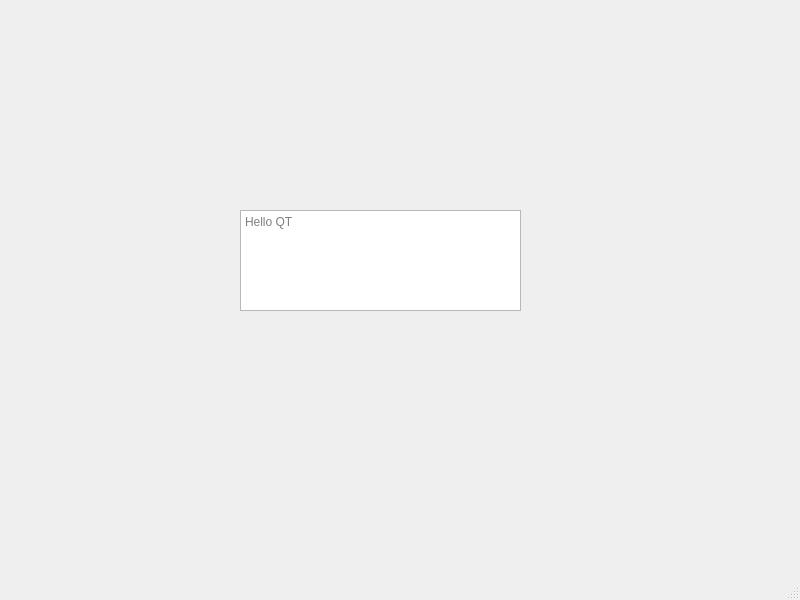
The window that SIMP/mainwindow.ui (iiSM4u/iiSM-SW_public) describes before a commit, drawn with Qt 5.
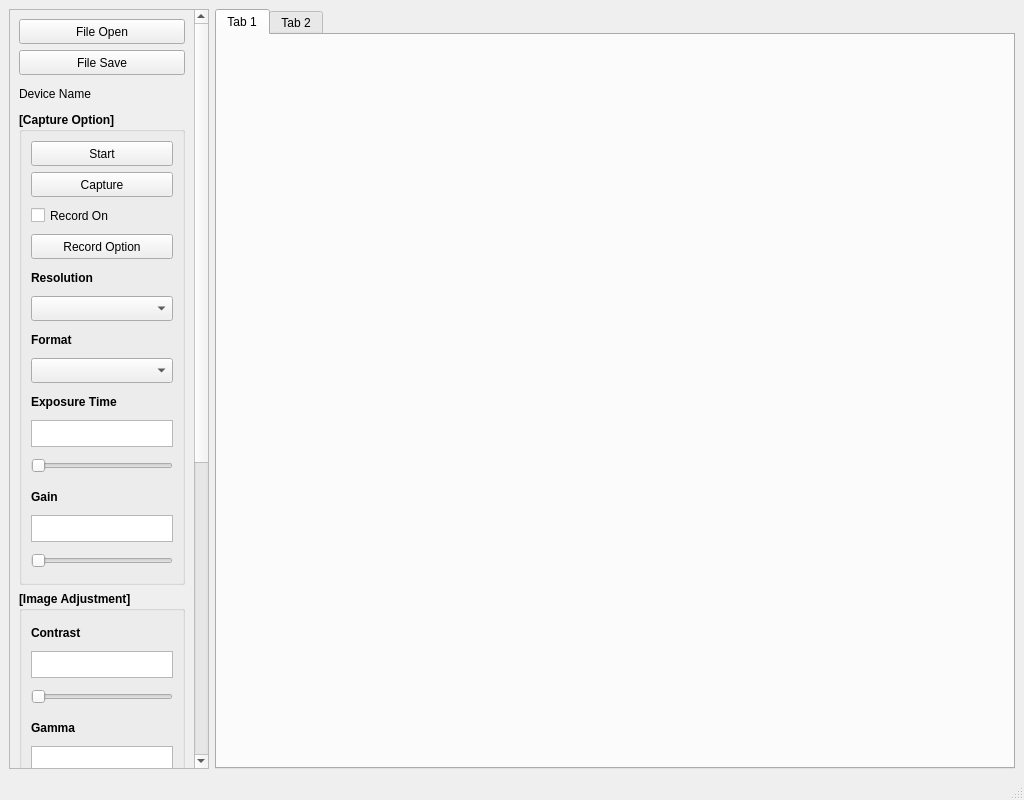
The same window after the commit.

Commit message: 기본 UI 구성

```diff
--- a/SIMP/mainwindow.ui
+++ b/SIMP/mainwindow.ui
@@ -6,27 +6,692 @@
    <rect>
     <x>0</x>
     <y>0</y>
-    <width>800</width>
-    <height>600</height>
+    <width>1024</width>
+    <height>800</height>
    </rect>
   </property>
+  <property name="sizePolicy">
+   <sizepolicy hsizetype="Expanding" vsizetype="Expanding">
+    <horstretch>0</horstretch>
+    <verstretch>0</verstretch>
+   </sizepolicy>
+  </property>
   <property name="windowTitle">
    <string>MainWindow</string>
   </property>
   <widget class="QWidget" name="centralwidget">
-   <widget class="QTextEdit" name="textEdit">
-    <property name="geometry">
-     <rect>
-      <x>240</x>
-      <y>210</y>
-      <width>281</width>
-      <height>101</height>
-     </rect>
-    </property>
-    <property name="placeholderText">
-     <string>Hello QT</string>
-    </property>
-   </widget>
+   <property name="sizePolicy">
+    <sizepolicy hsizetype="Expanding" vsizetype="Expanding">
+     <horstretch>0</horstretch>
+     <verstretch>0</verstretch>
+    </sizepolicy>
+   </property>
+   <layout class="QHBoxLayout" name="horizontalLayout">
+    <item>
+     <widget class="QScrollArea" name="scrollArea">
+      <property name="maximumSize">
+       <size>
+        <width>200</width>
+        <height>16777215</height>
+       </size>
+      </property>
+      <property name="widgetResizable">
+       <bool>true</bool>
+      </property>
+      <widget class="QWidget" name="scrollAreaWidgetContents">
+       <property name="geometry">
+        <rect>
+         <x>0</x>
+         <y>0</y>
+         <width>181</width>
+         <height>1246</height>
+        </rect>
+       </property>
+       <layout class="QVBoxLayout" name="verticalLayout_5">
+        <item>
+         <widget class="QPushButton" name="btnOpen">
+          <property name="minimumSize">
+           <size>
+            <width>0</width>
+            <height>25</height>
+           </size>
+          </property>
+          <property name="text">
+           <string>File Open</string>
+          </property>
+         </widget>
+        </item>
+        <item>
+         <widget class="QPushButton" name="btnSave">
+          <property name="minimumSize">
+           <size>
+            <width>0</width>
+            <height>25</height>
+           </size>
+          </property>
+          <property name="text">
+           <string>File Save</string>
+          </property>
+         </widget>
+        </item>
+        <item>
+         <widget class="QLabel" name="lbDeviceName">
+          <property name="minimumSize">
+           <size>
+            <width>0</width>
+            <height>25</height>
+           </size>
+          </property>
+          <property name="maximumSize">
+           <size>
+            <width>16777215</width>
+            <height>16777215</height>
+           </size>
+          </property>
+          <property name="text">
+           <string>Device Name</string>
+          </property>
+         </widget>
+        </item>
+        <item>
+         <widget class="QGroupBox" name="gbCaptureOption">
+          <property name="font">
+           <font>
+            <bold>true</bold>
+           </font>
+          </property>
+          <property name="title">
+           <string>[Capture Option]</string>
+          </property>
+          <layout class="QVBoxLayout" name="verticalLayout_2">
+           <item>
+            <widget class="QPushButton" name="btnPlay">
+             <property name="minimumSize">
+              <size>
+               <width>0</width>
+               <height>25</height>
+              </size>
+             </property>
+             <property name="font">
+              <font>
+               <bold>false</bold>
+              </font>
+             </property>
+             <property name="text">
+              <string>Start</string>
+             </property>
+            </widget>
+           </item>
+           <item>
+            <widget class="QPushButton" name="btnCapture">
+             <property name="minimumSize">
+              <size>
+               <width>0</width>
+               <height>25</height>
+              </size>
+             </property>
+             <property name="font">
+              <font>
+               <bold>false</bold>
+              </font>
+             </property>
+             <property name="text">
+              <string>Capture</string>
+             </property>
+            </widget>
+           </item>
+           <item>
+            <widget class="QCheckBox" name="chkRecord">
+             <property name="minimumSize">
+              <size>
+               <width>0</width>
+               <height>25</height>
+              </size>
+             </property>
+             <property name="font">
+              <font>
+               <bold>false</bold>
+              </font>
+             </property>
+             <property name="text">
+              <string>Record On</string>
+             </property>
+            </widget>
+           </item>
+           <item>
+            <widget class="QPushButton" name="btnOption">
+             <property name="minimumSize">
+              <size>
+               <width>0</width>
+               <height>25</height>
+              </size>
+             </property>
+             <property name="font">
+              <font>
+               <bold>false</bold>
+              </font>
+             </property>
+             <property name="text">
+              <string>Record Option</string>
+             </property>
+            </widget>
+           </item>
+           <item>
+            <widget class="QLabel" name="lbResolution">
+             <property name="minimumSize">
+              <size>
+               <width>0</width>
+               <height>25</height>
+              </size>
+             </property>
+             <property name="font">
+              <font>
+               <bold>true</bold>
+              </font>
+             </property>
+             <property name="text">
+              <string>Resolution</string>
+             </property>
+            </widget>
+           </item>
+           <item>
+            <widget class="QComboBox" name="cbResolution">
+             <property name="minimumSize">
+              <size>
+               <width>0</width>
+               <height>25</height>
+              </size>
+             </property>
+             <property name="font">
+              <font>
+               <bold>false</bold>
+              </font>
+             </property>
+            </widget>
+           </item>
+           <item>
+            <widget class="QLabel" name="lbFormat">
+             <property name="minimumSize">
+              <size>
+               <width>0</width>
+               <height>25</height>
+              </size>
+             </property>
+             <property name="font">
+              <font>
+               <bold>true</bold>
+              </font>
+             </property>
+             <property name="text">
+              <string>Format</string>
+             </property>
+            </widget>
+           </item>
+           <item>
+            <widget class="QComboBox" name="cbFormat">
+             <property name="minimumSize">
+              <size>
+               <width>0</width>
+               <height>25</height>
+              </size>
+             </property>
+             <property name="font">
+              <font>
+               <bold>false</bold>
+              </font>
+             </property>
+            </widget>
+           </item>
+           <item>
+            <widget class="QLabel" name="lbExposure">
+             <property name="minimumSize">
+              <size>
+               <width>0</width>
+               <height>25</height>
+              </size>
+             </property>
+             <property name="font">
+              <font>
+               <bold>true</bold>
+              </font>
+             </property>
+             <property name="text">
+              <string>Exposure Time</string>
+             </property>
+            </widget>
+           </item>
+           <item>
+            <widget class="QPlainTextEdit" name="editExposureTime">
+             <property name="minimumSize">
+              <size>
+               <width>0</width>
+               <height>27</height>
+              </size>
+             </property>
+             <property name="font">
+              <font>
+               <bold>false</bold>
+              </font>
+             </property>
+            </widget>
+           </item>
+           <item>
+            <widget class="QSlider" name="sliderExposureTime">
+             <property name="minimumSize">
+              <size>
+               <width>0</width>
+               <height>25</height>
+              </size>
+             </property>
+             <property name="orientation">
+              <enum>Qt::Horizontal</enum>
+             </property>
+            </widget>
+           </item>
+           <item>
+            <widget class="QLabel" name="lbGain">
+             <property name="minimumSize">
+              <size>
+               <width>0</width>
+               <height>25</height>
+              </size>
+             </property>
+             <property name="font">
+              <font>
+               <bold>true</bold>
+              </font>
+             </property>
+             <property name="text">
+              <string>Gain</string>
+             </property>
+            </widget>
+           </item>
+           <item>
+            <widget class="QPlainTextEdit" name="editGain">
+             <property name="minimumSize">
+              <size>
+               <width>0</width>
+               <height>27</height>
+              </size>
+             </property>
+             <property name="font">
+              <font>
+               <bold>false</bold>
+              </font>
+             </property>
+            </widget>
+           </item>
+           <item>
+            <widget class="QSlider" name="sliderGain">
+             <property name="minimumSize">
+              <size>
+               <width>0</width>
+               <height>25</height>
+              </size>
+             </property>
+             <property name="orientation">
+              <enum>Qt::Horizontal</enum>
+             </property>
+            </widget>
+           </item>
+          </layout>
+         </widget>
+        </item>
+        <item>
+         <widget class="QGroupBox" name="gbImageAdjustment">
+          <property name="font">
+           <font>
+            <bold>true</bold>
+           </font>
+          </property>
+          <property name="title">
+           <string>[Image Adjustment]</string>
+          </property>
+          <layout class="QVBoxLayout" name="verticalLayout_3">
+           <item>
+            <widget class="QLabel" name="lbConstast">
+             <property name="minimumSize">
+              <size>
+               <width>0</width>
+               <height>25</height>
+              </size>
+             </property>
+             <property name="text">
+              <string>Contrast</string>
+             </property>
+            </widget>
+           </item>
+           <item>
+            <widget class="QPlainTextEdit" name="editConstast">
+             <property name="minimumSize">
+              <size>
+               <width>0</width>
+               <height>27</height>
+              </size>
+             </property>
+             <property name="font">
+              <font>
+               <bold>false</bold>
+              </font>
+             </property>
+            </widget>
+           </item>
+           <item>
+            <widget class="QSlider" name="sliderContrast">
+             <property name="minimumSize">
+              <size>
+               <width>0</width>
+               <height>25</height>
+              </size>
+             </property>
+             <property name="orientation">
+              <enum>Qt::Horizontal</enum>
+             </property>
+            </widget>
+           </item>
+           <item>
+            <widget class="QLabel" name="lbGamma">
+             <property name="minimumSize">
+              <size>
+               <width>0</width>
+               <height>25</height>
+              </size>
+             </property>
+             <property name="text">
+              <string>Gamma</string>
+             </property>
+            </widget>
+           </item>
+           <item>
+            <widget class="QPlainTextEdit" name="editGamma">
+             <property name="minimumSize">
+              <size>
+               <width>0</width>
+               <height>27</height>
+              </size>
+             </property>
+             <property name="font">
+              <font>
+               <bold>false</bold>
+              </font>
+             </property>
+            </widget>
+           </item>
+           <item>
+            <widget class="QSlider" name="sliderGamma">
+             <property name="minimumSize">
+              <size>
+               <width>0</width>
+               <height>25</height>
+              </size>
+             </property>
+             <property name="orientation">
+              <enum>Qt::Horizontal</enum>
+             </property>
+            </widget>
+           </item>
+           <item>
+            <widget class="QPushButton" name="btnCurve">
+             <property name="minimumSize">
+              <size>
+               <width>0</width>
+               <height>25</height>
+              </size>
+             </property>
+             <property name="font">
+              <font>
+               <bold>false</bold>
+              </font>
+             </property>
+             <property name="text">
+              <string>Image Curve</string>
+             </property>
+            </widget>
+           </item>
+           <item>
+            <widget class="QPushButton" name="btnSetting">
+             <property name="minimumSize">
+              <size>
+               <width>0</width>
+               <height>25</height>
+              </size>
+             </property>
+             <property name="font">
+              <font>
+               <bold>false</bold>
+              </font>
+             </property>
+             <property name="text">
+              <string>Setting</string>
+             </property>
+            </widget>
+           </item>
+           <item>
+            <widget class="QComboBox" name="comboBox">
+             <property name="minimumSize">
+              <size>
+               <width>0</width>
+               <height>25</height>
+              </size>
+             </property>
+             <property name="baseSize">
+              <size>
+               <width>0</width>
+               <height>0</height>
+              </size>
+             </property>
+             <property name="font">
+              <font>
+               <bold>false</bold>
+              </font>
+             </property>
+            </widget>
+           </item>
+          </layout>
+         </widget>
+        </item>
+        <item>
+         <widget class="QGroupBox" name="gbDeviceOption">
+          <property name="font">
+           <font>
+            <bold>true</bold>
+           </font>
+          </property>
+          <property name="title">
+           <string>[Device Option]</string>
+          </property>
+          <layout class="QVBoxLayout" name="verticalLayout">
+           <item>
+            <widget class="QPushButton" name="btnDarkfield">
+             <property name="minimumSize">
+              <size>
+               <width>0</width>
+               <height>25</height>
+              </size>
+             </property>
+             <property name="font">
+              <font>
+               <bold>false</bold>
+              </font>
+             </property>
+             <property name="text">
+              <string>Darkfield Correction</string>
+             </property>
+            </widget>
+           </item>
+           <item>
+            <widget class="QCheckBox" name="chkDarkfield">
+             <property name="minimumSize">
+              <size>
+               <width>0</width>
+               <height>25</height>
+              </size>
+             </property>
+             <property name="font">
+              <font>
+               <bold>false</bold>
+              </font>
+             </property>
+             <property name="text">
+              <string>Enabled</string>
+             </property>
+            </widget>
+           </item>
+           <item>
+            <widget class="QPushButton" name="btnDarkfieldCapture">
+             <property name="minimumSize">
+              <size>
+               <width>0</width>
+               <height>25</height>
+              </size>
+             </property>
+             <property name="font">
+              <font>
+               <bold>false</bold>
+              </font>
+             </property>
+             <property name="text">
+              <string>Capture</string>
+             </property>
+            </widget>
+           </item>
+           <item>
+            <widget class="QLabel" name="lbQuantity">
+             <property name="minimumSize">
+              <size>
+               <width>0</width>
+               <height>25</height>
+              </size>
+             </property>
+             <property name="font">
+              <font>
+               <bold>true</bold>
+              </font>
+             </property>
+             <property name="text">
+              <string>Quantity</string>
+             </property>
+            </widget>
+           </item>
+           <item>
+            <widget class="QPlainTextEdit" name="editQuantity">
+             <property name="minimumSize">
+              <size>
+               <width>0</width>
+               <height>27</height>
+              </size>
+             </property>
+             <property name="font">
+              <font>
+               <bold>false</bold>
+              </font>
+             </property>
+            </widget>
+           </item>
+           <item>
+            <widget class="QPushButton" name="btnCooling">
+             <property name="minimumSize">
+              <size>
+               <width>0</width>
+               <height>25</height>
+              </size>
+             </property>
+             <property name="font">
+              <font>
+               <bold>false</bold>
+              </font>
+             </property>
+             <property name="text">
+              <string>Cooling</string>
+             </property>
+            </widget>
+           </item>
+           <item>
+            <widget class="QRadioButton" name="rbCoolingOn">
+             <property name="minimumSize">
+              <size>
+               <width>0</width>
+               <height>25</height>
+              </size>
+             </property>
+             <property name="font">
+              <font>
+               <bold>false</bold>
+              </font>
+             </property>
+             <property name="text">
+              <string>On</string>
+             </property>
+            </widget>
+           </item>
+           <item>
+            <widget class="QRadioButton" name="rbCoolingOff">
+             <property name="minimumSize">
+              <size>
+               <width>0</width>
+               <height>25</height>
+              </size>
+             </property>
+             <property name="font">
+              <font>
+               <bold>false</bold>
+              </font>
+             </property>
+             <property name="text">
+              <string>Off</string>
+             </property>
+            </widget>
+           </item>
+           <item>
+            <widget class="QLabel" name="lbTemperature">
+             <property name="minimumSize">
+              <size>
+               <width>0</width>
+               <height>25</height>
+              </size>
+             </property>
+             <property name="text">
+              <string>Temperature (°C)</string>
+             </property>
+            </widget>
+           </item>
+           <item>
+            <widget class="QPlainTextEdit" name="plainTextEdit">
+             <property name="minimumSize">
+              <size>
+               <width>0</width>
+               <height>25</height>
+              </size>
+             </property>
+             <property name="font">
+              <font>
+               <bold>false</bold>
+              </font>
+             </property>
+            </widget>
+           </item>
+          </layout>
+         </widget>
+        </item>
+       </layout>
+      </widget>
+     </widget>
+    </item>
+    <item>
+     <widget class="QTabWidget" name="tabWidget">
+      <widget class="QWidget" name="tab">
+       <attribute name="title">
+        <string>Tab 1</string>
+       </attribute>
+      </widget>
+      <widget class="QWidget" name="tab_2">
+       <attribute name="title">
+        <string>Tab 2</string>
+       </attribute>
+      </widget>
+     </widget>
+    </item>
+   </layout>
   </widget>
   <widget class="QMenuBar" name="menubar">
    <property name="geometry">
```
Left out of the diff: 4 changed lines with no effect on the pictures.
